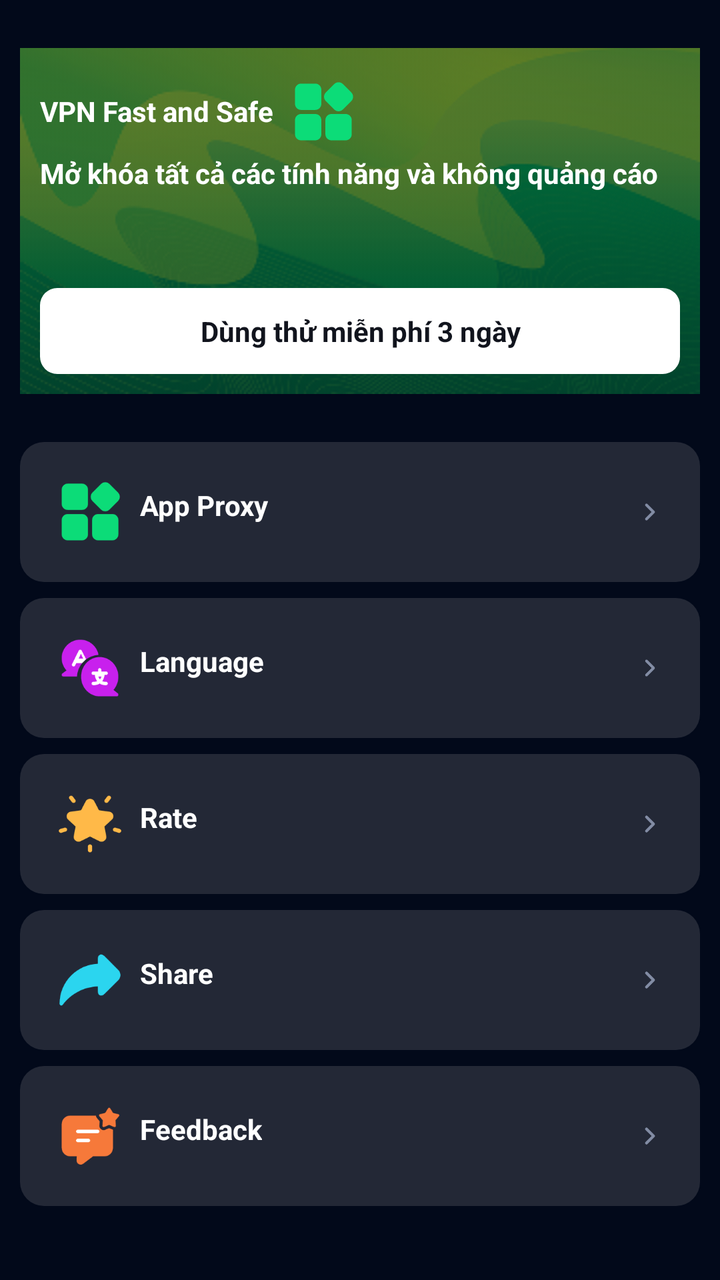
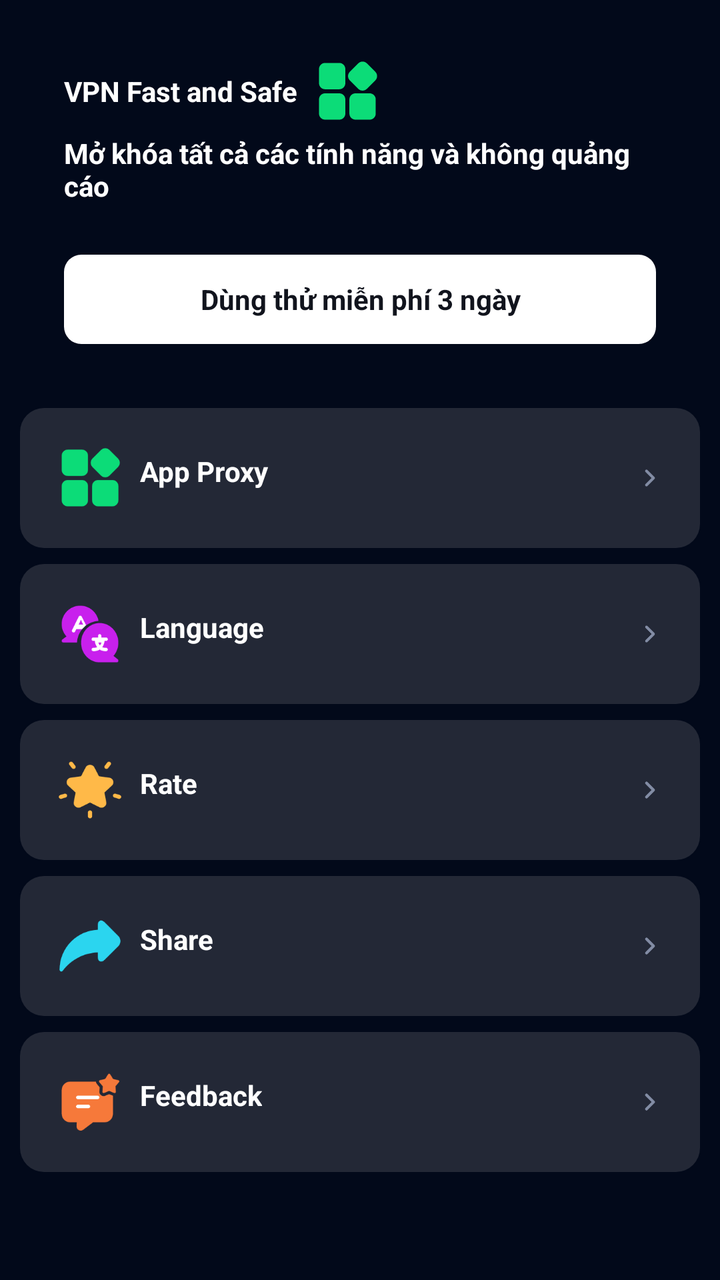

The first picture is an Android layout as it rendered before a commit; the second is the same layout after the commit. The layout source and the unified diff follow.
<!-- AndroidManifest.xml: application theme Theme.SuperVPN -->
<!-- res/layout/fragment_setting.xml -->
<?xml version="1.0" encoding="utf-8"?>
<androidx.constraintlayout.widget.ConstraintLayout
    xmlns:android="http://schemas.android.com/apk/res/android"
    xmlns:app="http://schemas.android.com/apk/res-auto"
    xmlns:tools="http://schemas.android.com/tools"
    android:layout_width="match_parent"
    android:layout_height="match_parent"
    android:background="@color/backgroundColor2">

    <androidx.constraintlayout.widget.ConstraintLayout
        android:id="@+id/premium"
        android:layout_width="match_parent"
        android:layout_height="173dp"
        android:layout_marginTop="@dimen/margin_24"
        android:layout_marginBottom="@dimen/margin_medium"
        android:background="@drawable/ic_setting_pro_bg"
        android:foreground="?selectableItemBackgroundBorderless"
        app:layout_constraintTop_toTopOf="parent"
        app:layout_constraintStart_toStartOf="parent"
        app:layout_constraintEnd_toEndOf="parent"
        android:layout_marginHorizontal="10dp"
        android:padding="10dp">

        <com.google.android.material.textview.MaterialTextView
            android:id="@+id/tv_pro"
            android:layout_width="wrap_content"
            android:layout_height="wrap_content"
            android:layout_marginTop="@dimen/margin_big"
            android:layout_marginEnd="@dimen/margin_big"
            android:ellipsize="middle"
            android:text="@string/setting_vpn_fast_and_safe"
            android:textStyle="bold"
            android:textColor="@color/white"
            app:layout_constraintTop_toTopOf="parent"
            app:layout_constraintStart_toStartOf="parent"/>

        <androidx.appcompat.widget.AppCompatImageView
            android:id="@+id/ic_pro"
            android:layout_width="@dimen/size_50"
            android:layout_height="@dimen/size_50"
            android:padding="@dimen/margin_medium"
            android:src="@drawable/ic_setting_app_proxy"
            app:layout_constraintBottom_toBottomOf="@+id/tv_pro"
            app:layout_constraintStart_toEndOf="@+id/tv_pro"
            app:layout_constraintTop_toTopOf="@+id/tv_pro" />

        <com.google.android.material.textview.MaterialTextView
            android:id="@+id/tv_pro_desc"
            android:layout_width="wrap_content"
            android:layout_height="wrap_content"
            android:layout_marginTop="@dimen/margin_big"
            android:layout_marginEnd="@dimen/margin_big"
            android:ellipsize="middle"
            android:text="@string/setting_vpn_fast_and_safe_desc"
            android:textStyle="bold"
            android:textColor="@color/white"
            app:layout_constraintStart_toStartOf="@+id/tv_pro"
            app:layout_constraintTop_toBottomOf="@+id/tv_pro"/>

        <com.google.android.material.textview.MaterialTextView
            android:id="@+id/btn_pro"
            android:layout_width="match_parent"
            android:layout_height="wrap_content"
            android:ellipsize="middle"
            android:background="@drawable/bg_3_day_trial"
            android:text="@string/setting_trial"
            android:textStyle="bold"
            android:padding="@dimen/margin_big"
            android:gravity="center"
            android:textColor="@color/gray_1"
            app:layout_constraintStart_toStartOf="@+id/tv_pro_desc"
            app:layout_constraintBottom_toBottomOf="parent"/>

    </androidx.constraintlayout.widget.ConstraintLayout>

    <androidx.constraintlayout.widget.ConstraintLayout
        android:id="@+id/row_app_proxy"
        android:layout_width="match_parent"
        android:layout_height="wrap_content"
        android:layout_marginTop="@dimen/margin_24"
        android:layout_marginBottom="@dimen/margin_medium"
        android:background="@drawable/bg_setting_items"
        android:foreground="?selectableItemBackgroundBorderless"
        app:layout_constraintTop_toBottomOf="@+id/premium"
        app:layout_constraintStart_toStartOf="parent"
        app:layout_constraintEnd_toEndOf="parent"
        android:layout_marginHorizontal="10dp"
        android:padding="10dp">

        <androidx.appcompat.widget.AppCompatImageView
            android:id="@+id/ic_app_proxy"
            android:layout_width="@dimen/size_50"
            android:layout_height="@dimen/size_50"
            android:padding="@dimen/margin_medium"
            android:src="@drawable/ic_setting_app_proxy"
            app:layout_constraintBottom_toBottomOf="parent"
            app:layout_constraintStart_toStartOf="parent"
            app:layout_constraintTop_toTopOf="parent" />

        <com.google.android.material.textview.MaterialTextView
            android:id="@+id/tv_app_proxy"
            android:layout_width="wrap_content"
            android:layout_height="wrap_content"
            android:layout_marginTop="@dimen/margin_big"
            android:layout_marginEnd="@dimen/margin_big"
            android:ellipsize="middle"
            android:text="@string/setting_app_proxy"
            android:textStyle="bold"
            android:textColor="@color/white"
            app:layout_constraintTop_toTopOf="parent"
            app:layout_constraintStart_toEndOf="@+id/ic_app_proxy"/>

        <androidx.appcompat.widget.AppCompatImageView
            android:id="@+id/btn_action"
            android:layout_width="30dp"
            android:layout_height="30dp"
            android:padding="@dimen/margin_medium"
            android:src="@drawable/ic_setting_right_arrow"
            app:layout_constraintBottom_toBottomOf="parent"
            app:layout_constraintTop_toTopOf="parent"
            app:layout_constraintEnd_toEndOf="parent" />
    </androidx.constraintlayout.widget.ConstraintLayout>

    <androidx.constraintlayout.widget.ConstraintLayout
        android:id="@+id/row_language"
        android:layout_width="match_parent"
        android:layout_height="wrap_content"
        android:layout_marginTop="@dimen/margin_medium"
        android:layout_marginBottom="@dimen/margin_medium"
        android:background="@drawable/bg_setting_items"
        android:foreground="?selectableItemBackgroundBorderless"
        app:layout_goneMarginTop="@dimen/margin_big"
        app:layout_constraintTop_toBottomOf="@+id/row_app_proxy"
        app:layout_constraintStart_toStartOf="parent"
        app:layout_constraintEnd_toEndOf="parent"
        android:layout_marginHorizontal="10dp"
        android:padding="10dp">

        <androidx.appcompat.widget.AppCompatImageView
            android:id="@+id/ic_language"
            android:layout_width="@dimen/size_50"
            android:layout_height="@dimen/size_50"
            android:padding="@dimen/margin_medium"
            android:src="@drawable/ic_setting_language"
            app:layout_constraintBottom_toBottomOf="parent"
            app:layout_constraintStart_toStartOf="parent"
            app:layout_constraintTop_toTopOf="parent" />

        <com.google.android.material.textview.MaterialTextView
            android:id="@+id/tv_language"
            android:layout_width="wrap_content"
            android:layout_height="wrap_content"
            android:layout_marginTop="@dimen/margin_big"
            android:layout_marginEnd="@dimen/margin_big"
            android:ellipsize="middle"
            android:text="@string/setting_language"
            android:textStyle="bold"
            android:textColor="@color/white"
            app:layout_constraintTop_toTopOf="parent"
            app:layout_constraintStart_toEndOf="@+id/ic_language"/>

        <androidx.appcompat.widget.AppCompatImageView
            android:id="@+id/btn_language_action"
            android:layout_width="30dp"
            android:layout_height="30dp"
            android:padding="@dimen/margin_medium"
            android:src="@drawable/ic_setting_right_arrow"
            app:layout_constraintBottom_toBottomOf="parent"
            app:layout_constraintTop_toTopOf="parent"
            app:layout_constraintEnd_toEndOf="parent" />
    </androidx.constraintlayout.widget.ConstraintLayout>

    <androidx.constraintlayout.widget.ConstraintLayout
        android:id="@+id/row_rate"
        android:layout_width="match_parent"
        android:layout_height="wrap_content"
        android:layout_marginTop="@dimen/margin_medium"
        android:layout_marginBottom="@dimen/margin_medium"
        android:background="@drawable/bg_setting_items"
        android:foreground="?selectableItemBackgroundBorderless"
        app:layout_goneMarginTop="@dimen/margin_big"
        app:layout_constraintTop_toBottomOf="@+id/row_language"
        app:layout_constraintStart_toStartOf="parent"
        app:layout_constraintEnd_toEndOf="parent"
        android:layout_marginHorizontal="10dp"
        android:padding="10dp">

        <androidx.appcompat.widget.AppCompatImageView
            android:id="@+id/ic_rate"
            android:layout_width="@dimen/size_50"
            android:layout_height="@dimen/size_50"
            android:padding="@dimen/margin_medium"
            android:src="@drawable/ic_setting_rate"
            app:layout_constraintBottom_toBottomOf="parent"
            app:layout_constraintStart_toStartOf="parent"
            app:layout_constraintTop_toTopOf="parent" />

        <com.google.android.material.textview.MaterialTextView
            android:id="@+id/tv_rate"
            android:layout_width="wrap_content"
            android:layout_height="wrap_content"
            android:layout_marginTop="@dimen/margin_big"
            android:layout_marginEnd="@dimen/margin_big"
            android:ellipsize="middle"
            android:text="@string/setting_rate"
            android:textStyle="bold"
            android:textColor="@color/white"
            app:layout_constraintTop_toTopOf="parent"
            app:layout_constraintStart_toEndOf="@+id/ic_rate"/>

        <androidx.appcompat.widget.AppCompatImageView
            android:id="@+id/btn_rate_action"
            android:layout_width="30dp"
            android:layout_height="30dp"
            android:padding="@dimen/margin_medium"
            android:src="@drawable/ic_setting_right_arrow"
            app:layout_constraintBottom_toBottomOf="parent"
            app:layout_constraintTop_toTopOf="parent"
            app:layout_constraintEnd_toEndOf="parent" />
    </androidx.constraintlayout.widget.ConstraintLayout>

    <androidx.constraintlayout.widget.ConstraintLayout
        android:id="@+id/row_share"
        android:layout_width="match_parent"
        android:layout_height="wrap_content"
        android:layout_marginTop="@dimen/margin_medium"
        android:layout_marginBottom="@dimen/margin_medium"
        android:background="@drawable/bg_setting_items"
        android:foreground="?selectableItemBackgroundBorderless"
        app:layout_goneMarginTop="@dimen/margin_big"
        app:layout_constraintTop_toBottomOf="@+id/row_rate"
        app:layout_constraintStart_toStartOf="parent"
        app:layout_constraintEnd_toEndOf="parent"
        android:layout_marginHorizontal="10dp"
        android:padding="10dp">

        <androidx.appcompat.widget.AppCompatImageView
            android:id="@+id/ic_share"
            android:layout_width="@dimen/size_50"
            android:layout_height="@dimen/size_50"
            android:padding="@dimen/margin_medium"
            android:src="@drawable/ic_setting_share"
            app:layout_constraintBottom_toBottomOf="parent"
            app:layout_constraintStart_toStartOf="parent"
            app:layout_constraintTop_toTopOf="parent" />

        <com.google.android.material.textview.MaterialTextView
            android:id="@+id/tv_share"
            android:layout_width="wrap_content"
            android:layout_height="wrap_content"
            android:layout_marginTop="@dimen/margin_big"
            android:layout_marginEnd="@dimen/margin_big"
            android:ellipsize="middle"
            android:text="@string/setting_share"
            android:textStyle="bold"
            android:textColor="@color/white"
            app:layout_constraintTop_toTopOf="parent"
            app:layout_constraintStart_toEndOf="@+id/ic_share"/>

        <androidx.appcompat.widget.AppCompatImageView
            android:id="@+id/btn_share_action"
            android:layout_width="30dp"
            android:layout_height="30dp"
            android:padding="@dimen/margin_medium"
            android:src="@drawable/ic_setting_right_arrow"
            app:layout_constraintBottom_toBottomOf="parent"
            app:layout_constraintTop_toTopOf="parent"
            app:layout_constraintEnd_toEndOf="parent" />
    </androidx.constraintlayout.widget.ConstraintLayout>

    <androidx.constraintlayout.widget.ConstraintLayout
        android:id="@+id/row_feedback"
        android:layout_width="match_parent"
        android:layout_height="wrap_content"
        android:layout_marginTop="@dimen/margin_medium"
        android:layout_marginBottom="@dimen/margin_medium"
        android:background="@drawable/bg_setting_items"
        android:foreground="?selectableItemBackgroundBorderless"
        app:layout_goneMarginTop="@dimen/margin_big"
        app:layout_constraintTop_toBottomOf="@+id/row_share"
        app:layout_constraintStart_toStartOf="parent"
        app:layout_constraintEnd_toEndOf="parent"
        android:layout_marginHorizontal="10dp"
        android:padding="10dp">

        <androidx.appcompat.widget.AppCompatImageView
            android:id="@+id/ic_feedback"
            android:layout_width="@dimen/size_50"
            android:layout_height="@dimen/size_50"
            android:padding="@dimen/margin_medium"
            android:src="@drawable/ic_setting_feedback"
            app:layout_constraintBottom_toBottomOf="parent"
            app:layout_constraintStart_toStartOf="parent"
            app:layout_constraintTop_toTopOf="parent" />

        <com.google.android.material.textview.MaterialTextView
            android:id="@+id/tv_feedback"
            android:layout_width="wrap_content"
            android:layout_height="wrap_content"
            android:layout_marginTop="@dimen/margin_big"
            android:layout_marginEnd="@dimen/margin_big"
            android:ellipsize="middle"
            android:text="@string/setting_feedback"
            android:textStyle="bold"
            android:textColor="@color/white"
            app:layout_constraintTop_toTopOf="parent"
            app:layout_constraintStart_toEndOf="@+id/ic_feedback"/>

        <androidx.appcompat.widget.AppCompatImageView
            android:id="@+id/btn_feedback_action"
            android:layout_width="30dp"
            android:layout_height="30dp"
            android:padding="@dimen/margin_medium"
            android:src="@drawable/ic_setting_right_arrow"
            app:layout_constraintBottom_toBottomOf="parent"
            app:layout_constraintTop_toTopOf="parent"
            app:layout_constraintEnd_toEndOf="parent" />
    </androidx.constraintlayout.widget.ConstraintLayout>

    <FrameLayout
        android:id="@+id/frame_container"
        android:layout_width="match_parent"
        android:layout_height="match_parent"
        app:layout_constraintBottom_toBottomOf="parent"
        app:layout_constraintTop_toTopOf="parent"
        app:layout_constraintStart_toStartOf="parent"
        app:layout_constraintEnd_toEndOf="parent"
        app:layout_constraintVertical_bias="0.0"
        app:layout_constraintVertical_weight="1"
        tools:layout_editor_absoluteX="-138dp" />

    <ProgressBar
        android:id="@+id/progress"
        android:layout_width="30dp"
        android:layout_height="30dp"
        app:layout_constraintBottom_toBottomOf="parent"
        app:layout_constraintTop_toTopOf="parent"
        android:indeterminateTint="@color/white"
        app:layout_constraintStart_toStartOf="parent"
        app:layout_constraintEnd_toEndOf="parent"
        android:visibility="gone"
        />

</androidx.constraintlayout.widget.ConstraintLayout>
<!-- resources referenced by this layout -->
<resources>
  <color name="backgroundColor2">#02091A</color>
  <color name="gray_1">#11141D</color>
  <color name="white">#FFFFFFFF</color>
  <dimen name="margin_24">24dp</dimen>
  <dimen name="margin_big">12dp</dimen>
  <dimen name="margin_medium">8dp</dimen>
  <dimen name="size_50">50dp</dimen>
  <!-- drawable bg_3_day_trial (drawable) -->
  <?xml version="1.0" encoding="utf-8"?>
  <shape android:shape="rectangle" xmlns:android="http://schemas.android.com/apk/res/android">
      <solid android:color="@color/white"/>
      <corners android:radius="@dimen/size8"/>
  </shape>
  <!-- drawable bg_setting_items (drawable) -->
  <?xml version="1.0" encoding="utf-8"?>
  <shape xmlns:android="http://schemas.android.com/apk/res/android" android:shape="rectangle">
      <corners android:radius="@dimen/margin_big"/>
      <solid android:color="#232836"/>
  </shape>
  <!-- drawable ic_setting_pro_bg: png bitmap (drawable, 50105 bytes) -->
  <!-- drawable ic_setting_right_arrow (drawable) -->
  <vector xmlns:android="http://schemas.android.com/apk/res/android"
      android:width="20dp"
      android:height="20dp"
      android:viewportWidth="20"
      android:viewportHeight="20">
    <path
        android:pathData="M7.5,15L12.5,10L7.5,5"
        android:strokeLineJoin="round"
        android:strokeWidth="2"
        android:fillColor="#00000000"
        android:strokeColor="#828CA4"
        android:strokeLineCap="round"/>
  </vector>
  <string name="setting_app_proxy">App Proxy</string>
  <string name="setting_feedback">Feedback</string>
  <string name="setting_language">Language</string>
  <string name="setting_rate">Rate</string>
  <string name="setting_share">Share</string>
  <string name="setting_trial">Dùng thử miễn phí 3 ngày</string>
  <string name="setting_vpn_fast_and_safe">VPN Fast and Safe</string>
  <string name="setting_vpn_fast_and_safe_desc">Mở khóa tất cả các tính năng và không quảng cáo</string>
  <style name="Theme.SuperVPN" parent="Theme.AppCompat.Light.NoActionBar">
          <item name="android:windowFullscreen">true</item>
          
          <item name="textAppearanceHeadline3">@style/App_TextAppearanceTitle1</item>
          <item name="textAppearanceHeadline4">@style/App_TextAppearanceTitle2</item>
  
          <item name="textAppearanceBody1">@style/App_TextAppearanceBody1</item>
          <item name="textAppearanceBody2">@style/App_TextAppearanceBody2</item>
      </style>
  <dimen name="size8">8.5333dp</dimen>
  <style name="App_TextAppearanceTitle1" parent="TextAppearance.AppCompat.Title">
          <item name="fontFamily">@font/inter_bold</item>
          <item name="android:textSize">22sp</item>
          <item name="android:textColor">@color/white</item>
          <item name="android:includeFontPadding">false</item>
      </style>
  <style name="App_TextAppearanceTitle2" parent="TextAppearance.AppCompat.Title">
          <item name="fontFamily">@font/inter_bold</item>
          <item name="android:textSize">16sp</item>
          <item name="android:textColor">@color/successColor</item>
          <item name="android:includeFontPadding">false</item>
      </style>
  <style name="App_TextAppearanceBody1" parent="TextAppearance.AppCompat.Title">
          <item name="fontFamily">@font/inter_bold</item>
          <item name="android:textSize">16sp</item>
          <item name="android:textColor">@color/white</item>
          <item name="android:includeFontPadding">false</item>
      </style>
  <style name="App_TextAppearanceBody2" parent="TextAppearance.AppCompat.Title">
          <item name="fontFamily">@font/inter_bold</item>
          <item name="android:textSize">14sp</item>
          <item name="android:textStyle">normal</item>
          <item name="android:textColor">@color/white</item>
          <item name="android:includeFontPadding">false</item>
      </style>
  <color name="successColor">#0FDD54</color>
  <!-- unchanged entries left out for length: 5 -->
</resources>

<!-- the commit's change to res/layout/fragment_setting.xml (unified diff, before → after) -->
@@ -10,23 +10,19 @@
     <androidx.constraintlayout.widget.ConstraintLayout
         android:id="@+id/premium"
         android:layout_width="match_parent"
-        android:layout_height="173dp"
-        android:layout_marginTop="@dimen/margin_24"
-        android:layout_marginBottom="@dimen/margin_medium"
-        android:background="@drawable/ic_setting_pro_bg"
+        android:layout_height="@dimen/size_172"
+        android:layout_margin="@dimen/margin_16"
         android:foreground="?selectableItemBackgroundBorderless"
         app:layout_constraintTop_toTopOf="parent"
         app:layout_constraintStart_toStartOf="parent"
-        app:layout_constraintEnd_toEndOf="parent"
-        android:layout_marginHorizontal="10dp"
-        android:padding="10dp">
+        app:layout_constraintEnd_toEndOf="parent">
 
         <com.google.android.material.textview.MaterialTextView
             android:id="@+id/tv_pro"
             android:layout_width="wrap_content"
             android:layout_height="wrap_content"
-            android:layout_marginTop="@dimen/margin_big"
-            android:layout_marginEnd="@dimen/margin_big"
+            android:layout_marginTop="@dimen/margin_20"
+            android:layout_marginStart="@dimen/margin_16"
             android:ellipsize="middle"
             android:text="@string/setting_vpn_fast_and_safe"
             android:textStyle="bold"
@@ -46,26 +42,30 @@
 
         <com.google.android.material.textview.MaterialTextView
             android:id="@+id/tv_pro_desc"
-            android:layout_width="wrap_content"
-            android:layout_height="wrap_content"
-            android:layout_marginTop="@dimen/margin_big"
-            android:layout_marginEnd="@dimen/margin_big"
+            android:layout_width="0dp"
+            android:layout_height="wrap_content"
+            android:layout_marginTop="@dimen/margin_big"
+            android:layout_marginHorizontal="@dimen/margin_16"
             android:ellipsize="middle"
             android:text="@string/setting_vpn_fast_and_safe_desc"
-            android:textStyle="bold"
-            android:textColor="@color/white"
-            app:layout_constraintStart_toStartOf="@+id/tv_pro"
+            android:maxLines="2"
+            android:textStyle="bold"
+            android:textColor="@color/white"
+            app:layout_constraintStart_toStartOf="parent"
+            app:layout_constraintEnd_toEndOf="parent"
             app:layout_constraintTop_toBottomOf="@+id/tv_pro"/>
 
         <com.google.android.material.textview.MaterialTextView
             android:id="@+id/btn_pro"
             android:layout_width="match_parent"
-            android:layout_height="wrap_content"
+            android:layout_height="@dimen/size42"
+            android:layout_marginTop="@dimen/margin_12"
+            android:layout_marginHorizontal="@dimen/margin_16"
+            android:layout_marginBottom="@dimen/margin_16"
             android:ellipsize="middle"
             android:background="@drawable/bg_3_day_trial"
             android:text="@string/setting_trial"
             android:textStyle="bold"
-            android:padding="@dimen/margin_big"
             android:gravity="center"
             android:textColor="@color/gray_1"
             app:layout_constraintStart_toStartOf="@+id/tv_pro_desc"
@@ -77,7 +77,7 @@
         android:id="@+id/row_app_proxy"
         android:layout_width="match_parent"
         android:layout_height="wrap_content"
-        android:layout_marginTop="@dimen/margin_24"
+        android:layout_marginTop="@dimen/margin_16"
         android:layout_marginBottom="@dimen/margin_medium"
         android:background="@drawable/bg_setting_items"
         android:foreground="?selectableItemBackgroundBorderless"
<!-- resource entries referenced after the edit -->
@@ -3,9 +3,13 @@
   <color name="backgroundColor2">#02091A</color>
   <color name="gray_1">#11141D</color>
   <color name="white">#FFFFFFFF</color>
-  <dimen name="margin_24">24dp</dimen>
+  <dimen name="margin_12">12dp</dimen>
+  <dimen name="margin_16">16dp</dimen>
+  <dimen name="margin_20">20dp</dimen>
   <dimen name="margin_big">12dp</dimen>
   <dimen name="margin_medium">8dp</dimen>
+  <dimen name="size42">44.8dp</dimen>
+  <dimen name="size_172">172dp</dimen>
   <dimen name="size_50">50dp</dimen>
   <!-- drawable bg_3_day_trial (drawable) -->
   <?xml version="1.0" encoding="utf-8"?>
@@ -19,7 +23,6 @@
       <corners android:radius="@dimen/margin_big"/>
       <solid android:color="#232836"/>
   </shape>
-  <!-- drawable ic_setting_pro_bg: png bitmap (drawable, 50105 bytes) -->
   <!-- drawable ic_setting_right_arrow (drawable) -->
   <vector xmlns:android="http://schemas.android.com/apk/res/android"
       android:width="20dp"
